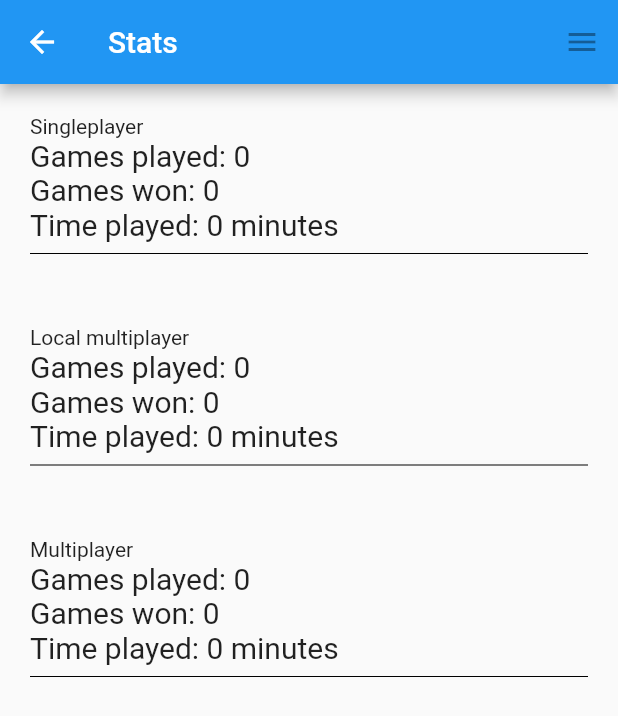
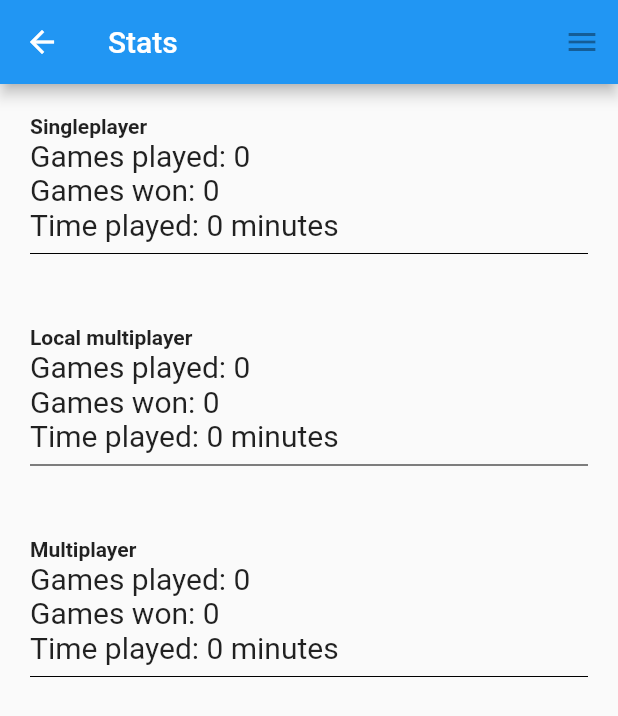
Before and after one commit to emberal/tic_tac_toe_upgraded, a Flutter app: the screen it shows after launch, after a tap on "Stats", on a phone screen of 412 x 824 dp. Shown: the top 716 px of the screen. Run offline on Flutter 3.47's test engine with Material 2 defaults, Android fonts, the phone set to English and light mode, and no system bars; our stand-ins replace package_info_plus, settings_ui, shared_preferences.

Commit message:
Added darkmode and the possibility to change mode, started implementing color picker for various widgets, removed winner from Player class as it was redundant

```diff
--- a/lib/game/game_utils.dart
+++ b/lib/game/game_utils.dart
@@ -4,7 +4,9 @@ import 'package:tic_tac_toe_upgraded/objects/game_button.dart';
 import '../objects/player.dart';
 
 class GameUtils {
-  /// Checks if a player has three in a row, or both players have used all moves
+  static const boardLength = 9, numberOfValues = 5;
+
+  /// Checks if a [Player] has three in a row, or both [Player]'s have used all moves
   static bool isComplete(List<GameButton> board, List<bool> player1Values,
       List<bool>? player2Values) {
     return isThreeInARow(board) ||
@@ -96,7 +98,6 @@ class GameUtils {
   /// Saves the data to the local-storage, if [won] also updates "games-won"
   static Future<void> setData(bool won, Stopwatch time,
       {String? gamesPlayed, String? gamesWon, String? timePlayed}) async {
-
     final prefs = await SharedPreferences.getInstance();
 
     if (gamesPlayed != null) {
--- a/lib/game/multiplayer_game.dart
+++ b/lib/game/multiplayer_game.dart
@@ -3,7 +3,7 @@ import 'package:flutter/material.dart';
 import '../widgets/layout.dart';
 
 class MultiplayerGame extends StatefulWidget {
-  const MultiplayerGame({Key? key}) : super(key: key);
+  const MultiplayerGame({super.key});
 
   @override
   State<MultiplayerGame> createState() => _MultiplayerGameState();
@@ -12,6 +12,8 @@ class MultiplayerGame extends StatefulWidget {
 class _MultiplayerGameState extends State<MultiplayerGame> {
   @override
   Widget build(BuildContext context) {
-    return Layout();
+    return const Layout(
+      title: "Multiplayer game",
+    );
   }
 }
--- a/lib/main.dart
+++ b/lib/main.dart
@@ -1,6 +1,7 @@
 import 'package:flutter/material.dart';
 import 'package:package_info_plus/package_info_plus.dart';
 import 'package:tic_tac_toe_upgraded/game/local_multiplayer_game.dart';
+import 'package:tic_tac_toe_upgraded/objects/theme.dart';
 import 'package:tic_tac_toe_upgraded/widgets/layout.dart';
 import './game/singleplayer_game.dart';
 import './settings.dart';
@@ -12,23 +13,51 @@ void main() {
   runApp(const MyApp());
 }
 
-class MyApp extends StatelessWidget {
+class MyApp extends StatefulWidget {
   const MyApp({super.key});
 
-  static const boardLength = 9, values = 5;
+  @override
+  State<MyApp> createState() => _MyAppState();
+}
 
-  /// This widget is the root of your application.
+class _MyAppState extends State<MyApp> {
+  void changeTheme(ThemeMode mode) =>
+      setState(() => MyTheme.setGlobalTheme(mode));
+
+  void changeColors(bool changeDarkMode,
+      {Color? primary, Color? background, Color? player1, Color? player2}) {
+    setState(() {
+      if (changeDarkMode) {
+        primary != null ? MyTheme.primaryColorsDark = primary : null;
+        background != null ? MyTheme.backgroundDark = background : null;
+      } else {
+        primary != null ? MyTheme.primaryColorsLight = primary : null;
+        background != null ? MyTheme.backgroundLight = background : null;
+      }
+      player1 != null ? MyTheme.player1Color = player1 : null;
+      player2 != null ? MyTheme.player2Color = player2 : null;
+    });
+  }
+
   @override
   Widget build(BuildContext context) {
+    return FutureBuilder(
+      future: MyTheme.getSavedTheme(),
+      builder: (BuildContext context, AsyncSnapshot<String> snapshot) {
         return MaterialApp(
-      title: 'Tic Tac Toe Upgraded',
+          title: 'Tic-Tac-Toe Upgraded',
           debugShowCheckedModeBanner: false,
+          themeMode: snapshot.data == ThemeMode.light.toString()
+              ? ThemeMode.light
+              : snapshot.data == ThemeMode.dark.toString()
+                  ? ThemeMode.dark
+                  : ThemeMode.system,
           theme: ThemeData(
-        primarySwatch: Colors.blue, // Primary app colour
+            colorScheme: ColorScheme.light(primary: MyTheme.primaryColorsLight),
           ),
-      // darkTheme: ThemeData(
-      // TODO
-      // ),
+          darkTheme: ThemeData(
+            colorScheme: ColorScheme.dark(primary: MyTheme.primaryColorsDark),
+          ),
           initialRoute: "/",
           routes: {
             "/": (context) => const MyHomePage(),
@@ -36,7 +65,10 @@ class MyApp extends StatelessWidget {
             "/lmp_game": (context) => const LocalMultiplayerGame(),
             "/mp_game": (context) => const MultiplayerGame(),
             "/stats": (context) => const StatsPage(),
-        "/settings": (context) => const SettingsPage(),
+            "/settings": (context) =>
+                SettingsPage(themeModeCallback: changeTheme, themeCallback: changeColors),
+          },
+        );
       },
     );
   }
@@ -50,7 +82,6 @@ class MyHomePage extends StatefulWidget {
 }
 
 class _MyHomePageState extends State<MyHomePage> {
-
   /// Returns the [PackageInfo] from [pubspec.yaml]
   Future<PackageInfo> _getPackageInfo() async {
     return await PackageInfo.fromPlatform();
--- a/lib/objects/player_ai.dart
+++ b/lib/objects/player_ai.dart
@@ -7,8 +7,7 @@ class PlayerAI extends Player {
       super.name,
       super.color,
       super.activeNumber,
-      super.isTurn,
-      super.winner});
+      super.isTurn,});
 
   /// The [Function] that will be called from the [PlayerAI]
   final Function? handleMove;
--- /dev/null
+++ b/lib/objects/theme.dart
@@ -0,0 +1,37 @@
+import 'package:flutter/material.dart';
+import 'package:shared_preferences/shared_preferences.dart';
+
+abstract class MyTheme {
+  /// What [ThemeMode] the app is using, initial theme is [ThemeMode.system]
+  static ThemeMode _globalTheme = ThemeMode.system;
+
+  static ThemeMode get globalTheme => _globalTheme;
+
+  static void setGlobalTheme(ThemeMode mode) {
+    _globalTheme = mode;
+    _saveTheme(mode);
+  }
+
+  static Future<void> _saveTheme(ThemeMode mode) async {
+    final prefs = await SharedPreferences.getInstance();
+    prefs.setString("global-theme", mode.toString());
+  }
+
+  static Future<String> getSavedTheme() async {
+    final prefs = await SharedPreferences.getInstance();
+    return prefs.getString("global-theme") ?? ThemeMode.system.toString();
+  }
+
+  static Color primaryColorsLight = Colors.blue;
+  static Color primaryColorsDark = Colors.blue;
+  static Color backgroundLight = Colors.white;
+  static Color backgroundDark = const Color(0xff121212);
+  static Color player1Color = Colors.blue;
+  static Color player2Color = Colors.red;
+
+  /// Returns 'true' if the [globalTheme] is set to [ThemeMode.dark], either forced or with system set to dark
+  static bool isDark(BuildContext context) =>
+      globalTheme == ThemeMode.dark ||
+      globalTheme != ThemeMode.light &&
+          MediaQuery.of(context).platformBrightness == Brightness.dark;
+}
--- a/lib/stats.dart
+++ b/lib/stats.dart
@@ -1,5 +1,7 @@
 import 'package:flutter/material.dart';
 import 'package:shared_preferences/shared_preferences.dart';
+import 'package:tic_tac_toe_upgraded/game/game_utils.dart';
+import 'package:tic_tac_toe_upgraded/objects/theme.dart';
 import 'package:tic_tac_toe_upgraded/widgets/layout.dart';
 
 class StatsPage extends StatefulWidget {
@@ -46,7 +48,7 @@ class _StatsPageState extends State<StatsPage> {
   Widget build(BuildContext context) {
     return Layout(
       title: "Stats",
-      body: Container(
+      body: SizedBox(
         width: double.infinity,
         child: Column(
           crossAxisAlignment: CrossAxisAlignment.start,
@@ -96,10 +98,16 @@ class _Section extends StatelessWidget {
         children: [
           Container(
             alignment: Alignment.topLeft,
-            child: Text(title, textAlign: TextAlign.left),
+            child: Text(
+              title,
+              textAlign: TextAlign.left,
+              style: const TextStyle(fontWeight: FontWeight.bold),
+            ),
           ),
           ...?children,
-          const Divider(color: Colors.black),
+          Divider(
+            color: MyTheme.isDark(context) ? Colors.white : Colors.black,
+          ),
         ],
       ),
     );
--- a/lib/widgets/blur.dart
+++ b/lib/widgets/blur.dart
@@ -11,10 +11,7 @@ class Blur extends StatelessWidget {
       decoration: color != null
           ? BoxDecoration(
               boxShadow: [
-                BoxShadow(
-                    color: color!,
-                    blurRadius: 40,
-                    spreadRadius: 10)
+                BoxShadow(color: color!, blurRadius: 40, spreadRadius: 10)
               ],
             )
           : null,
--- a/lib/widgets/layout.dart
+++ b/lib/widgets/layout.dart
@@ -1,26 +1,32 @@
 import 'package:flutter/material.dart';
 
+/// The default [Layout] for this app
 class Layout extends StatelessWidget {
-  const Layout({this.body, this.title = "Tic Tac Toe Upgraded", super.key});
+  const Layout({this.body, this.title = "Tic-Tac-Toe Upgraded", this.showMenuButton = true, super.key});
 
+  /// The [body] of the page, underneath the [AppBar]
   final Widget? body;
+
+  /// The [title] of the page, displayed in the [AppBar]
   final String title;
+
+  final bool showMenuButton;
 
   @override
   Widget build(BuildContext context) {
-    return Container(
+    return SizedBox(
       width: double.infinity,
       child: Scaffold(
         appBar: AppBar(
           title: Text(title),
-          actions: const [
-            IconButton(
+          actions: showMenuButton ? [
+            const IconButton(
               // Menu
               onPressed: null, // TODO
               tooltip: 'Menu',
               icon: Icon(Icons.menu),
             ),
-          ],
+          ] : null
         ),
         body: body,
       ),
--- a/pubspec.yaml
+++ b/pubspec.yaml
@@ -1,7 +1,5 @@
 name: tic_tac_toe_upgraded
 description: Tic-Tac-Toe, but with more pieces!
-authors:
-  - Martin Berg Alstad
 repository: https://github.com/h600878/tic_tac_toe_upgraded
 # The following line prevents the package from being accidentally published to
 # pub.dev using `flutter pub publish`. This is preferred for private packages.
@@ -17,7 +15,7 @@ publish_to: 'none' # Remove this line if you wish to publish to pub.dev
 # In iOS, build-name is used as CFBundleShortVersionString while build-number used as CFBundleVersion.
 # Read more about iOS versioning at
 # https://developer.apple.com/library/archive/documentation/General/Reference/InfoPlistKeyReference/Articles/CoreFoundationKeys.html
-version: 0.1.3+1
+version: 0.1.4+1
 
 environment:
   sdk: ">=2.17.0 <3.0.0"
```
Also changed, not shown: lib/game/local_multiplayer_game.dart (+9 -5 lines), lib/game/singleplayer_game.dart (+5 -5 lines), lib/objects/player.dart (+2 -5 lines), lib/settings.dart (+118 -44 lines), lib/widgets/board.dart (+12 -4 lines). Lines whose indentation alone changed are shown as unchanged.
